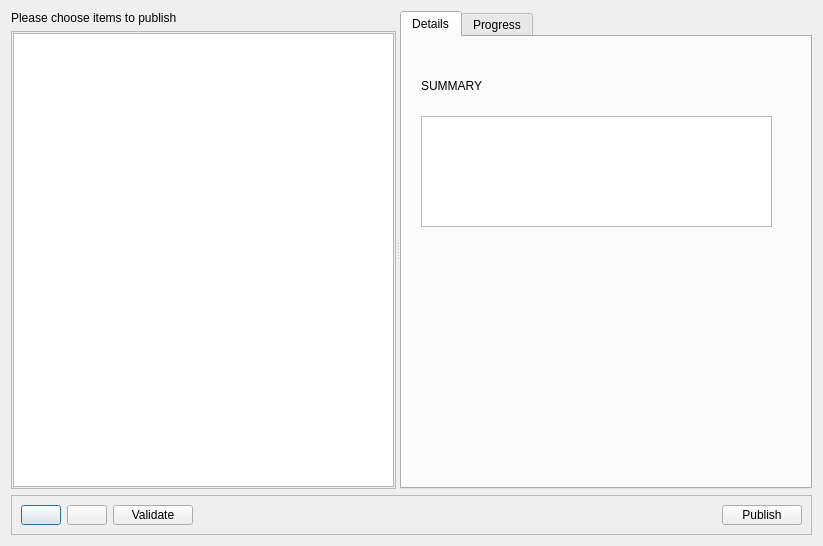
Before: the Qt Designer form resources/dialog.ui in shotgunsoftware/tk-multi-publish2, drawn with Qt 5.
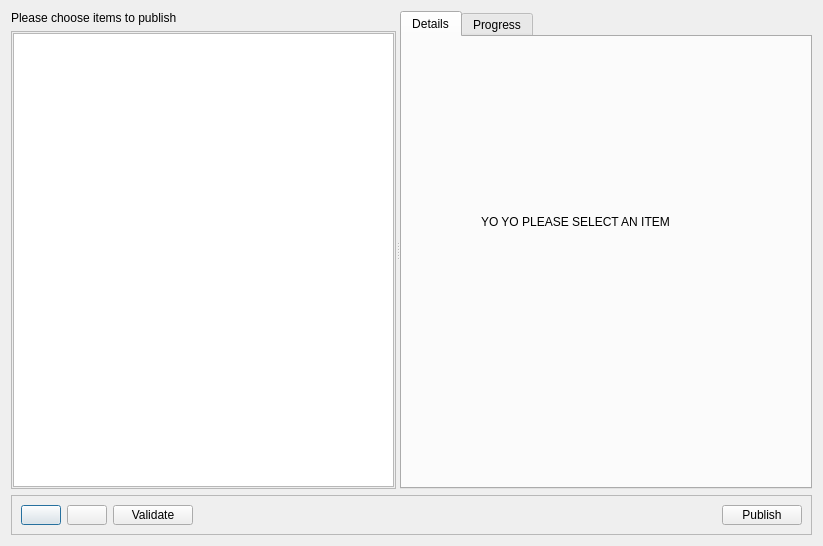
After: the same form once the commit is applied. The open tabs and pages were chosen to show the change. Icons and pictures are not drawn. Custom widgets are drawn as their Qt base class.

Commit message: details pages hooked up!

```diff
--- a/resources/dialog.ui
+++ b/resources/dialog.ui
@@ -144,6 +144,21 @@
             </property>
            </widget>
           </widget>
+          <widget class="QWidget" name="details_select">
+           <widget class="QLabel" name="label_6">
+            <property name="geometry">
+             <rect>
+              <x>70</x>
+              <y>130</y>
+              <width>221</width>
+              <height>91</height>
+             </rect>
+            </property>
+            <property name="text">
+             <string>YO YO PLEASE SELECT AN ITEM</string>
+            </property>
+           </widget>
+          </widget>
          </widget>
         </item>
        </layout>
```
The commit also changes 3 other files.
